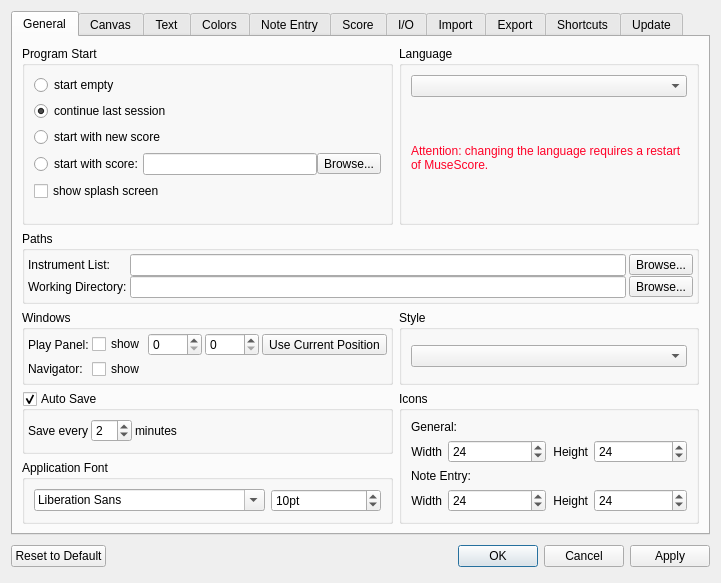
Qt form mscore/mscore/prefsdialog.ui (musescore/musescore-old) before a commit.
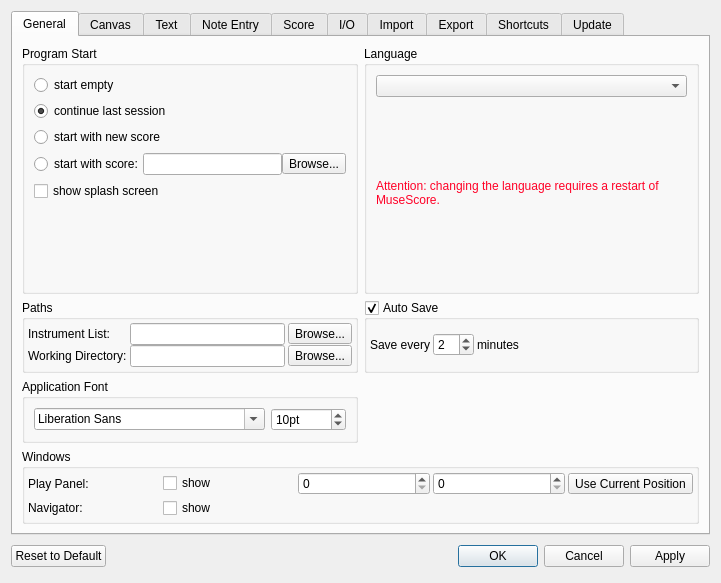
The same form after that commit. The open tabs and pages were chosen to show the change. Icons and pictures are not drawn. Custom widgets are drawn as their Qt base class.

What changed in the file:
```diff
--- a/mscore/mscore/prefsdialog.ui
+++ b/mscore/mscore/prefsdialog.ui
@@ -200,7 +200,7 @@
          </layout>
         </widget>
        </item>
-       <item row="1" column="0" colspan="2">
+       <item row="1" column="0">
         <widget class="QGroupBox" name="groupBox_6">
          <property name="title">
           <string>Paths</string>
@@ -263,92 +263,7 @@
          </layout>
         </widget>
        </item>
-       <item row="2" column="0">
-        <widget class="QGroupBox" name="groupBox">
-         <property name="title">
-          <string>Windows</string>
-         </property>
-         <property name="flat">
-          <bool>false</bool>
-         </property>
-         <layout class="QGridLayout">
-          <property name="margin">
-           <number>3</number>
-          </property>
-          <property name="spacing">
-           <number>3</number>
-          </property>
-          <item row="0" column="0">
-           <widget class="QLabel" name="label_17">
-            <property name="text">
-             <string>Play Panel:</string>
-            </property>
-            <property name="textFormat">
-             <enum>Qt::PlainText</enum>
-            </property>
-           </widget>
-          </item>
-          <item row="0" column="1">
-           <widget class="QCheckBox" name="playPanelShow">
-            <property name="text">
-             <string>show</string>
-            </property>
-           </widget>
-          </item>
-          <item row="0" column="2">
-           <widget class="QSpinBox" name="playPanelX">
-            <property name="maximum">
-             <number>9999</number>
-            </property>
-           </widget>
-          </item>
-          <item row="0" column="3">
-           <widget class="QSpinBox" name="playPanelY">
-            <property name="maximum">
-             <number>9999</number>
-            </property>
-           </widget>
-          </item>
-          <item row="0" column="4">
-           <widget class="QToolButton" name="playPanelCur">
-            <property name="text">
-             <string>Use Current Position</string>
-            </property>
-           </widget>
-          </item>
-          <item row="1" column="0">
-           <widget class="QLabel" name="label_19">
-            <property name="text">
-             <string>Navigator:</string>
-            </property>
-            <property name="textFormat">
-             <enum>Qt::PlainText</enum>
-            </property>
-           </widget>
-          </item>
-          <item row="1" column="1">
-           <widget class="QCheckBox" name="navigatorShow">
-            <property name="text">
-             <string>show</string>
-            </property>
-           </widget>
-          </item>
-         </layout>
-        </widget>
-       </item>
-       <item row="2" column="1">
-        <widget class="QGroupBox" name="groupBox_14">
-         <property name="title">
-          <string>Style</string>
-         </property>
-         <layout class="QVBoxLayout" name="verticalLayout_4">
-          <item>
-           <widget class="QComboBox" name="styleCombo"/>
-          </item>
-         </layout>
-        </widget>
-       </item>
-       <item row="3" column="0">
+       <item row="1" column="1">
         <widget class="QGroupBox" name="autoSave">
          <property name="title">
           <string>Auto Save</string>
@@ -406,153 +321,7 @@
          </layout>
         </widget>
        </item>
-       <item row="3" column="1" rowspan="2">
-        <widget class="QGroupBox" name="groupBox_12">
-         <property name="title">
-          <string>Icons</string>
-         </property>
-         <property name="flat">
-          <bool>false</bool>
-         </property>
-         <layout class="QGridLayout" name="gridLayout_3">
-          <item row="0" column="0" colspan="2">
-           <widget class="QLabel" name="label_30">
-            <property name="sizePolicy">
-             <sizepolicy hsizetype="Preferred" vsizetype="Fixed">
-              <horstretch>0</horstretch>
-              <verstretch>0</verstretch>
-             </sizepolicy>
-            </property>
-            <property name="text">
-             <string>General:</string>
-            </property>
-           </widget>
-          </item>
-          <item row="1" column="0">
-           <layout class="QFormLayout" name="formLayout_2">
-            <item row="0" column="0">
-             <widget class="QLabel" name="label_28">
-              <property name="text">
-               <string>Width</string>
-              </property>
-              <property name="textFormat">
-               <enum>Qt::PlainText</enum>
-              </property>
-              <property name="alignment">
-               <set>Qt::AlignRight|Qt::AlignTrailing|Qt::AlignVCenter</set>
-              </property>
-             </widget>
-            </item>
-            <item row="0" column="1">
-             <widget class="QSpinBox" name="iconWidth">
-              <property name="minimum">
-               <number>2</number>
-              </property>
-              <property name="maximum">
-               <number>72</number>
-              </property>
-              <property name="value">
-               <number>24</number>
-              </property>
-             </widget>
-            </item>
-           </layout>
-          </item>
-          <item row="1" column="1">
-           <layout class="QFormLayout" name="formLayout_3">
-            <item row="0" column="0">
-             <widget class="QLabel" name="label_29">
-              <property name="text">
-               <string>Height</string>
-              </property>
-              <property name="alignment">
-               <set>Qt::AlignRight|Qt::AlignTrailing|Qt::AlignVCenter</set>
-              </property>
-             </widget>
-            </item>
-            <item row="0" column="1">
-             <widget class="QSpinBox" name="iconHeight">
-              <property name="minimum">
-               <number>2</number>
-              </property>
-              <property name="maximum">
-               <number>72</number>
-              </property>
-              <property name="value">
-               <number>24</number>
-              </property>
-             </widget>
-            </item>
-           </layout>
-          </item>
-          <item row="2" column="0" colspan="2">
-           <widget class="QLabel" name="label_31">
-            <property name="text">
-             <string>Note Entry:</string>
-            </property>
-           </widget>
-          </item>
-          <item row="3" column="0">
-           <layout class="QFormLayout" name="formLayout_4">
-            <item row="0" column="0">
-             <widget class="QLabel" name="label_32">
-              <property name="text">
-               <string>Width</string>
-              </property>
-              <property name="textFormat">
-               <enum>Qt::PlainText</enum>
-              </property>
-              <property name="alignment">
-               <set>Qt::AlignRight|Qt::AlignTrailing|Qt::AlignVCenter</set>
-              </property>
-             </widget>
-            </item>
-            <item row="0" column="1">
-             <widget class="QSpinBox" name="noteEntryIconWidth">
-              <property name="minimum">
-               <number>2</number>
-              </property>
-              <property name="maximum">
-               <number>72</number>
-              </property>
-              <property name="value">
-               <number>24</number>
-              </property>
-             </widget>
-            </item>
-           </layout>
-          </item>
-          <item row="3" column="1">
-           <layout class="QFormLayout" name="formLayout_5">
-            <item row="0" column="1">
-             <widget class="QSpinBox" name="noteEntryIconHeight">
-              <property name="minimum">
-               <number>2</number>
-              </property>
-              <property name="maximum">
-               <number>72</number>
-              </property>
-              <property name="value">
-               <number>24</number>
-              </property>
-             </widget>
-            </item>
-            <item row="0" column="0">
-             <widget class="QLabel" name="label_33">
-              <property name="text">
-               <string>Height</string>
-              </property>
-              <property name="alignment">
-               <set>Qt::AlignRight|Qt::AlignTrailing|Qt::AlignVCenter</set>
-              </property>
-             </widget>
-            </item>
-           </layout>
-          </item>
-         </layout>
-        </widget>
-       </item>
-       <item row="4" column="0">
+       <item row="2" column="0">
         <widget class="QGroupBox" name="groupBox_13">
          <property name="title">
           <string>Application Font</string>
@@ -583,6 +352,79 @@
          </layout>
         </widget>
        </item>
+       <item row="3" column="0" colspan="2">
+        <widget class="QGroupBox" name="groupBox">
+         <property name="title">
+          <string>Windows</string>
+         </property>
+         <property name="flat">
+          <bool>false</bool>
+         </property>
+         <layout class="QGridLayout">
+          <property name="margin">
+           <number>3</number>
+          </property>
+          <property name="spacing">
+           <number>3</number>
+          </property>
+          <item row="0" column="0">
+           <widget class="QLabel" name="label_17">
+            <property name="text">
+             <string>Play Panel:</string>
+            </property>
+            <property name="textFormat">
+             <enum>Qt::PlainText</enum>
+            </property>
+           </widget>
+          </item>
+          <item row="0" column="1">
+           <widget class="QCheckBox" name="playPanelShow">
+            <property name="text">
+             <string>show</string>
+            </property>
+           </widget>
+          </item>
+          <item row="0" column="2">
+           <widget class="QSpinBox" name="playPanelX">
+            <property name="maximum">
+             <number>9999</number>
+            </property>
+           </widget>
+          </item>
+          <item row="0" column="3">
+           <widget class="QSpinBox" name="playPanelY">
+            <property name="maximum">
+             <number>9999</number>
+            </property>
+           </widget>
+          </item>
+          <item row="0" column="4">
+           <widget class="QToolButton" name="playPanelCur">
+            <property name="text">
+             <string>Use Current Position</string>
+            </property>
+           </widget>
+          </item>
+          <item row="1" column="0">
+           <widget class="QLabel" name="label_19">
+            <property name="text">
+             <string>Navigator:</string>
+            </property>
+            <property name="textFormat">
+             <enum>Qt::PlainText</enum>
+            </property>
+           </widget>
+          </item>
+          <item row="1" column="1">
+           <widget class="QCheckBox" name="navigatorShow">
+            <property name="text">
+             <string>show</string>
+            </property>
+           </widget>
+          </item>
+         </layout>
+        </widget>
+       </item>
       </layout>
      </widget>
      <widget class="QWidget" name="tab2">
@@ -850,160 +692,6 @@
        </layout>
       </widget>
      </widget>
-     <widget class="QWidget" name="tab3">
-      <property name="accessibleName">
-       <string/>
-      </property>
-      <attribute name="title">
-       <string>Colors</string>
-      </attribute>
-      <layout class="QVBoxLayout" name="verticalLayout_5">
-       <item>
-        <widget class="QGroupBox" name="groupBox_16">
-         <property name="title">
-          <string>Score element colors</string>
-         </property>
-         <property name="flat">
-          <bool>true</bool>
-         </property>
-         <layout class="QFormLayout" name="formLayout">
-          <item row="0" column="0">
-           <widget class="QLabel" name="label_9">
-            <property name="text">
-             <string>Default foreground</string>
-            </property>
-           </widget>
-          </item>
-          <item row="0" column="1">
-           <widget class="Awl::ColorLabel" name="selectColorDefault">
-            <property name="frameShape">
-             <enum>QFrame::Panel</enum>
-            </property>
-            <property name="frameShadow">
-             <enum>QFrame::Raised</enum>
-            </property>
-            <property name="lineWidth">
-             <number>2</number>
-            </property>
-           </widget>
-          </item>
-          <item row="1" column="0">
-           <widget class="QLabel" name="label">
-            <property name="text">
-             <string>Select Voice 1</string>
-            </property>
-            <property name="textFormat">
-             <enum>Qt::PlainText</enum>
-            </property>
-           </widget>
-          </item>
-          <item row="1" column="1">
-           <widget class="Awl::ColorLabel" name="selectColorLabel1">
-            <property name="frameShape">
-             <enum>QFrame::Panel</enum>
-            </property>
-            <property name="frameShadow">
-             <enum>QFrame::Raised</enum>
-            </property>
-            <property name="lineWidth">
-             <number>2</number>
-            </property>
-           </widget>
-          </item>
-          <item row="2" column="0">
-           <widget class="QLabel" name="label_2">
-            <property name="text">
-             <string>Select Voice 2</string>
-            </property>
-            <property name="textFormat">
-             <enum>Qt::PlainText</enum>
-            </property>
-           </widget>
-          </item>
-          <item row="2" column="1">
-           <widget class="Awl::ColorLabel" name="selectColorLabel2">
-            <property name="frameShape">
-             <enum>QFrame::Panel</enum>
-            </property>
-            <property name="frameShadow">
-             <enum>QFrame::Raised</enum>
-            </property>
-            <property name="lineWidth">
-             <number>2</number>
-            </property>
-           </widget>
-          </item>
-          <item row="3" column="0">
-           <widget class="QLabel" name="label_4">
-            <property name="text">
-             <string>Select Voice 3</string>
-            </property>
-            <property name="textFormat">
-             <enum>Qt::PlainText</enum>
-            </property>
-           </widget>
-          </item>
-          <item row="3" column="1">
-           <widget class="Awl::ColorLabel" name="selectColorLabel3">
-            <property name="frameShape">
-             <enum>QFrame::Panel</enum>
-            </property>
-            <property name="frameShadow">
-             <enum>QFrame::Raised</enum>
-            </property>
-            <property name="lineWidth">
-             <number>2</number>
-            </property>
-           </widget>
-          </item>
-          <item row="4" column="0">
-           <widget class="QLabel" name="label_5">
-            <property name="text">
-             <string>Select Voice 4</string>
-            </property>
-            <property name="textFormat">
-             <enum>Qt::PlainText</enum>
-            </property>
-           </widget>
-          </item>
-          <item row="4" column="1">
-           <widget class="Awl::ColorLabel" name="selectColorLabel4">
-            <property name="frameShape">
-             <enum>QFrame::Panel</enum>
-            </property>
-            <property name="frameShadow">
-             <enum>QFrame::Raised</enum>
-            </property>
-            <property name="lineWidth">
-             <number>2</number>
-            </property>
-           </widget>
-          </item>
-          <item row="5" column="0">
-           <widget class="QLabel" name="label_34">
-            <property name="text">
-             <string>Drop Target</string>
-            </property>
-           </widget>
-          </item>
-          <item row="5" column="1">
-           <widget class="Awl::ColorLabel" name="selectColorDrop">
-            <property name="frameShape">
-             <enum>QFrame::Panel</enum>
-            </property>
-            <property name="frameShadow">
-             <enum>QFrame::Raised</enum>
-            </property>
-            <property name="lineWidth">
-             <number>2</number>
-            </property>
-           </widget>
-          </item>
-         </layout>
-        </widget>
-       </item>
-      </layout>
-     </widget>
      <widget class="QWidget" name="tab4">
       <property name="accessibleName">
        <string/>
```
Left out of the diff: 204 changed lines with no effect on the pictures.
